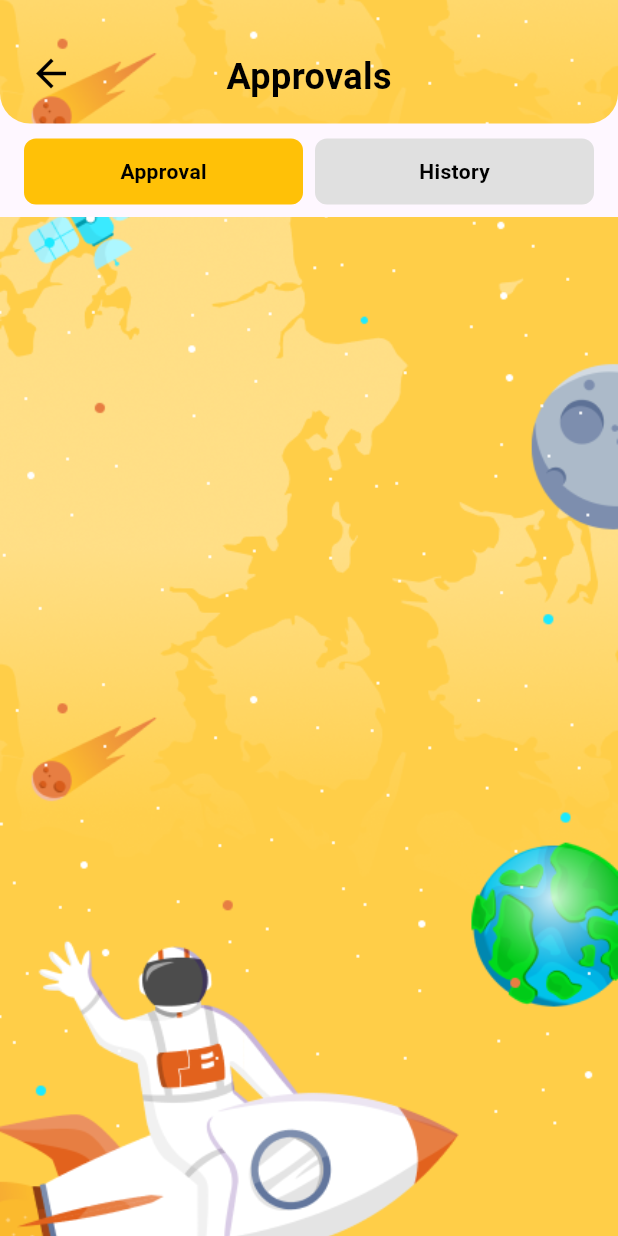
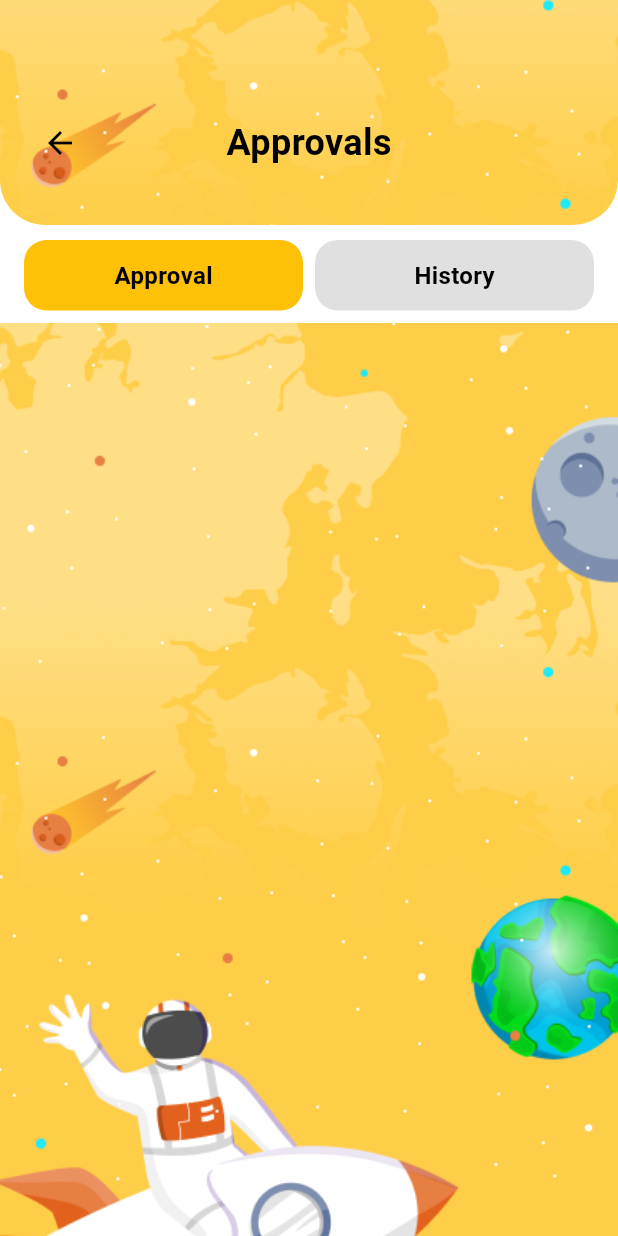
Before and after one commit to FGCompanyDev00/pb_hrm_app, a Flutter app: the StaffApprovalsPage screen opened directly, on a phone screen of 412 x 824 dp. Run offline on Flutter 3.47's test engine with Material 3 defaults, Android fonts, the phone set to English and light mode, and no system bars; our stand-ins replace convex_bottom_bar, device_info_plus, device_preview, flutter_easyloading, flutter_hooks, flutter_local_notifications and 14 more; missing offline and left inert: flutter_background, flutter_pdfview, flutter_timetable, saver_gallery, workmanager; accounts and stored records are empty; generated files the repository leaves out were written again; network calls fail; Roboto replaces fonts that are missing (Oxanium).

Commit message:
update: approval appbar now the same like in my history

```diff
--- a/lib/home/dashboard/Card/approval/approvals_page.dart
+++ b/lib/home/dashboard/Card/approval/approvals_page.dart
@@ -118,28 +118,30 @@ class _StaffApprovalsPageState extends State<StaffApprovalsPage> {
     final bool isDarkMode = themeNotifier.isDarkMode;
 
     return Scaffold(
+      backgroundColor: isDarkMode ? Colors.grey[900] : Colors.white,
       body: Column(
         children: [
           Container(
-            width: double.infinity,
-            height: MediaQuery.of(context).size.height * 0.1,
+            height: 150,
             decoration: BoxDecoration(
               image: DecorationImage(
-                image: AssetImage(isDarkMode ? 'assets/darkbg.png' : 'assets/ready_bg.png'),
+                image: AssetImage(
+                  isDarkMode ? 'assets/darkbg.png' : 'assets/ready_bg.png',
+                ),
                 fit: BoxFit.cover,
               ),
               borderRadius: const BorderRadius.only(
-                bottomLeft: Radius.circular(20),
-                bottomRight: Radius.circular(20),
+                bottomLeft: Radius.circular(30),
+                bottomRight: Radius.circular(30),
               ),
             ),
-            child: Stack(
+            child: Padding(
+              padding: const EdgeInsets.only(top: 40.0, left: 16.0, right: 16.0),
+              child: Row(
+                mainAxisAlignment: MainAxisAlignment.spaceBetween,
                 children: [
-                Positioned(
-                  top: 25,
-                  left: 10,
-                  child: IconButton(
-                    icon: const Icon(Icons.arrow_back, size: 30, color: Colors.black),
+                  IconButton(
+                    icon: Icon(Icons.arrow_back, color: isDarkMode ? Colors.white : Colors.black),
                     onPressed: () {
                       Navigator.pushReplacement(
                         context,
@@ -147,11 +149,7 @@ class _StaffApprovalsPageState extends State<StaffApprovalsPage> {
                       );
                     },
                   ),
-                ),
-                Center(
-                  child: Padding(
-                    padding: const EdgeInsets.only(top: 20.0),
-                    child: Text(
+                  Text(
                     'Approvals',
                     style: TextStyle(
                       color: isDarkMode ? Colors.white : Colors.black,
@@ -159,9 +157,9 @@ class _StaffApprovalsPageState extends State<StaffApprovalsPage> {
                       fontWeight: FontWeight.bold,
                     ),
                   ),
+                  const SizedBox(width: 48), // Keeps the text centered
+                ],
               ),
-                ),
-              ],
             ),
           ),
           const SizedBox(height: 10),
@@ -180,7 +178,7 @@ class _StaffApprovalsPageState extends State<StaffApprovalsPage> {
                       padding: const EdgeInsets.symmetric(vertical: 12.0),
                       decoration: BoxDecoration(
                         color: _isApprovalSelected ? Colors.amber : Colors.grey[300],
-                        borderRadius: BorderRadius.circular(8.0),
+                        borderRadius: BorderRadius.circular(15.0), // Rounded corner
                       ),
                       child: Center(
                         child: Text(
@@ -188,6 +186,7 @@ class _StaffApprovalsPageState extends State<StaffApprovalsPage> {
                           style: TextStyle(
                             color: _isApprovalSelected ? Colors.black : Colors.black,
                             fontWeight: FontWeight.bold,
+                            fontSize: 16,
                           ),
                         ),
                       ),
@@ -206,7 +205,7 @@ class _StaffApprovalsPageState extends State<StaffApprovalsPage> {
                       padding: const EdgeInsets.symmetric(vertical: 12.0),
                       decoration: BoxDecoration(
                         color: _isApprovalSelected ? Colors.grey[300] : Colors.amber,
-                        borderRadius: BorderRadius.circular(8.0),
+                        borderRadius: BorderRadius.circular(15.0), // Rounded corner
                       ),
                       child: Center(
                         child: Text(
@@ -214,6 +213,7 @@ class _StaffApprovalsPageState extends State<StaffApprovalsPage> {
                           style: TextStyle(
                             color: _isApprovalSelected ? Colors.black : Colors.black,
                             fontWeight: FontWeight.bold,
+                            fontSize: 16,
                           ),
                         ),
                       ),
```
Also changed, not shown: lib/home/dashboard/Card/work_tracking/project_management/project_management_page.dart (+43 -3 lines), lib/services/work_tracking_service.dart (+15 -5 lines), pubspec.lock. Lines whose indentation alone changed are shown as unchanged.
